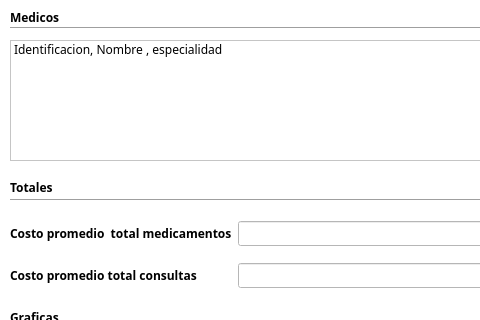
Qt form gui/administrador/uis/WidgetCostoPromedioPaciente.ui (BryanTabarez/ProyectoBD) before a commit; both pictures show x 0 to 480 and y 0 to 320 of the 581 by 481 pixel window.
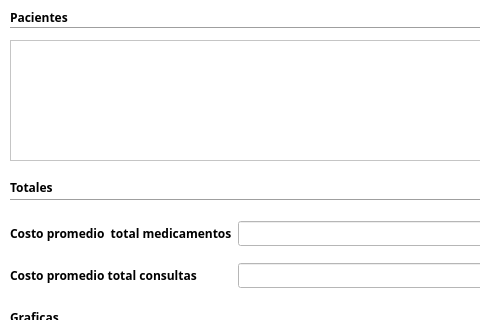
The same form after that commit.

The edit to the form file:
```diff
--- a/gui/administrador/uis/WidgetCostoPromedioPaciente.ui
+++ b/gui/administrador/uis/WidgetCostoPromedioPaciente.ui
@@ -100,7 +100,7 @@
     </rect>
    </property>
    <property name="text">
-    <string>Medicos</string>
+    <string>Pacientes</string>
    </property>
   </widget>
   <widget class="Line" name="lineTotales">
@@ -183,11 +183,6 @@
      <bold>false</bold>
     </font>
    </property>
-   <item>
-    <property name="text">
-     <string>Identificacion, Nombre , especialidad </string>
-    </property>
-   </item>
   </widget>
   <widget class="Line" name="lineMedicos">
    <property name="geometry">
```
